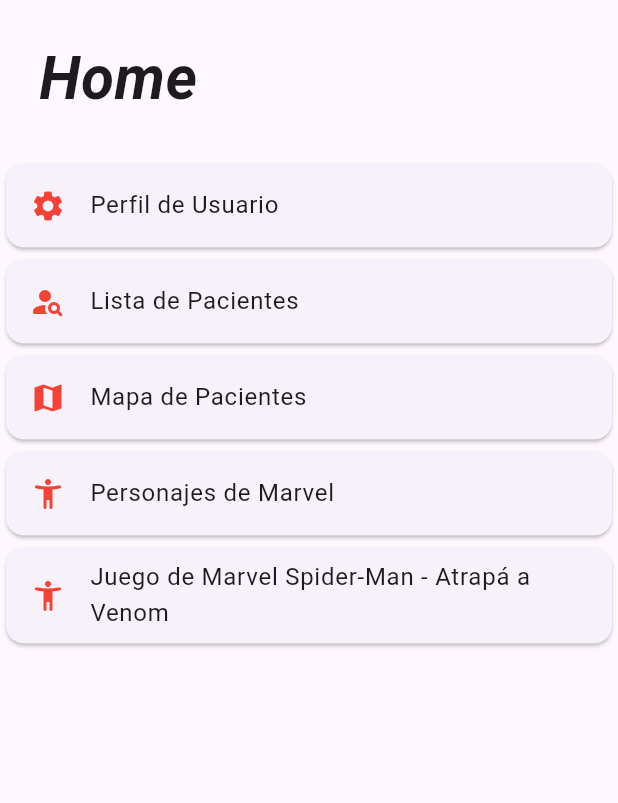
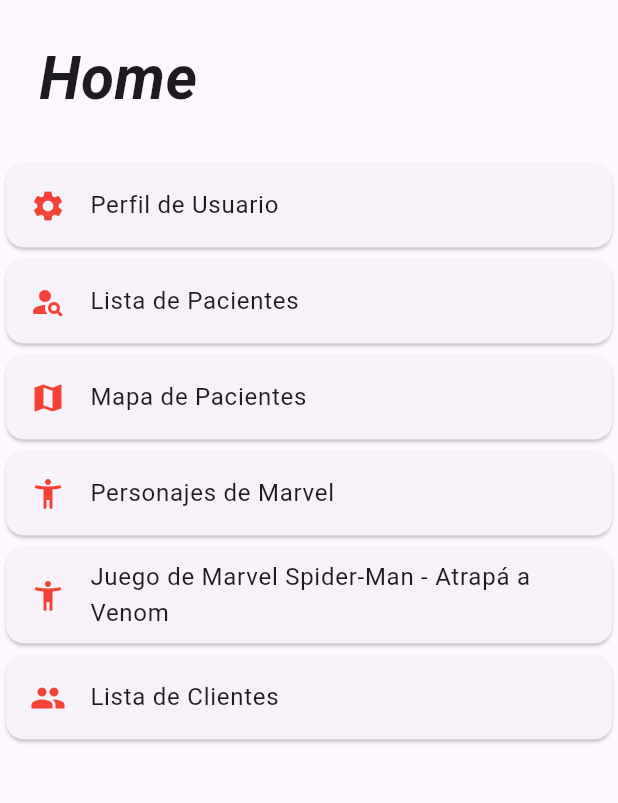
Before and after one commit to Matias-Bussetti/Labo-flutter-app, a Flutter app: the screen it shows after launch, on a phone screen of 412 x 824 dp, the part 84-887 px from its top. Run offline on Flutter 3.47's test engine with Material 3 defaults, Android fonts, the phone set to English and light mode, and no system bars; our stand-ins replace flutter_map, latlong2, shared_preferences.

```diff
--- a/lib/MainRouter.dart
+++ b/lib/MainRouter.dart
@@ -1,4 +1,6 @@
 import 'package:flutter/material.dart';
+import 'package:flutter_application_1/pages/Clientes/ClientesListPage.dart';
+import 'package:flutter_application_1/pages/clientes/ClienteInfoPage.dart';
 import 'package:flutter_application_1/pages/marvelchars/MarvelCharsInfoPage.dart';
 import 'package:flutter_application_1/pages/marvelchars/MarvelCharsListPage.dart';
 import 'package:flutter_application_1/pages/patients/PatientsMapPage.dart';
@@ -61,7 +63,21 @@ class MainRouter {
         icon: Icon(Icons.accessibility_new_rounded),
         title: "Juego de Marvel Spider-Man - Atrapá a Venom",
         show: true),
-
+    // Rutas Clientes
+    Route(
+        id: "clientesList",
+        path: '/clientes',
+        widget: ClientesListPage(),
+        icon: Icon(Icons.people),
+        title: "Lista de Clientes",
+        show: true),
+    Route(
+        id: "clienteInfo",
+        path: '/cliente/buscar', // Base de la ruta dinámica
+        widget: ClienteInfoPage(), // Widget gestionado dinámicamente
+        icon: Icon(Icons.person),
+        title: "Detalle del Cliente",
+        show: false),
   ];
 
   static Map<String, WidgetBuilder> generateRoutes(BuildContext context) {
--- /dev/null
+++ b/lib/classes/Cliente.dart
@@ -0,0 +1,55 @@
+class Cliente {
+  final String fechaNac;
+  final String nombre;
+  final String direccion;
+  final String dni;
+  final String email;
+  final bool bip;
+  final String genero;
+  final String id;
+
+  Cliente({
+    required this.fechaNac,
+    required this.nombre,
+    required this.direccion,
+    required this.dni,
+    required this.email,
+    required this.bip,
+    required this.genero,
+    required this.id,
+  });
+
+  // Método para crear un Cliente desde un JSON
+  factory Cliente.fromJson(Map<String, dynamic> json) {
+    return Cliente(
+      fechaNac: json['fechaNac'],
+      nombre: json['nombre'],
+      direccion: json['direccion'],
+      dni: json['dni'],
+      email: json['email'],
+      bip: json['bip'],
+      genero: json['Genero'],
+      id: json['id'],
+    );
+  }
+
+  // Método para crear una lista de Cliente desde un JSON
+  static List<Cliente> listFromJson(Map<String, dynamic> json) {
+    return List<Cliente>.from(
+        json['data'].map((cliente) => Cliente.fromJson(cliente)));
+  }
+
+  // Método para convertir un Cliente a JSON
+  Map<String, dynamic> toJson() {
+    return {
+      'fechaNac': fechaNac,
+      'nombre': nombre,
+      'direccion': direccion,
+      'dni': dni,
+      'email': email,
+      'bip': bip,
+      'Genero': genero,
+      'id': id,
+    };
+  }
+}
--- /dev/null
+++ b/lib/classes/ClienteInfoPageArguments.dart
@@ -0,0 +1,5 @@
+class ClienteInfoPageArguments {
+  final String id;
+
+  ClienteInfoPageArguments(this.id);
+}
--- /dev/null
+++ b/lib/classes/ClientesResponse.dart
@@ -0,0 +1,24 @@
+import 'package:flutter_application_1/classes/Cliente.dart';
+
+class ClientesResponse {
+  final List<Cliente> clientes;
+
+  ClientesResponse({required this.clientes});
+
+  factory ClientesResponse.fromJson(Map<String, dynamic> json) {
+    return ClientesResponse(
+      clientes: List<Cliente>.from(
+          json['data'].map((cliente) => Cliente.fromJson(cliente))),
+    );
+  }
+
+  Map<String, dynamic> toJson() {
+    return {
+      'data': clientes.map((cliente) => cliente.toJson()).toList(),
+    };
+  }
+
+  List<Cliente> getData() {
+    return clientes;
+  }
+}
--- a/lib/widgets/DrawerMenu.dart
+++ b/lib/widgets/DrawerMenu.dart
@@ -12,6 +12,11 @@ class DrawerMenu extends StatelessWidget {
     {'route': 'home', 'title': 'Home', 'subtitle': 'Home + counter app'},
     {'route': 'design', 'title': 'Diseños', 'subtitle': 'Estructura y diseño'},
     {'route': 'listview_builder', 'title': 'Listview Builder', 'subtitle': ''},
+    {
+      'route': 'clientesList',
+      'title': 'Clientes',
+      'subtitle': 'Lista de clientes registrados'
+    },
     {
       'route': 'listview_separated',
       'title': 'Listview Separated',
```
Also changed, not shown: lib/classes/ClienteResponse.dart (added, +17 -0 lines), lib/pages/Clientes/ClienteInfoPage.dart (added, +42 -0 lines), lib/pages/Clientes/ClientesListPage.dart (added, +23 -0 lines), lib/widgets/Clientes/ClienteAvatarItem.dart (added, +34 -0 lines), lib/widgets/Clientes/ClienteDescription.dart (added, +135 -0 lines), lib/widgets/Clientes/ClienteItem.dart (added, +87 -0 lines), lib/widgets/Clientes/ClientesList.dart (added, +91 -0 lines), lib/assets/cliente/avatar1.png (added).
